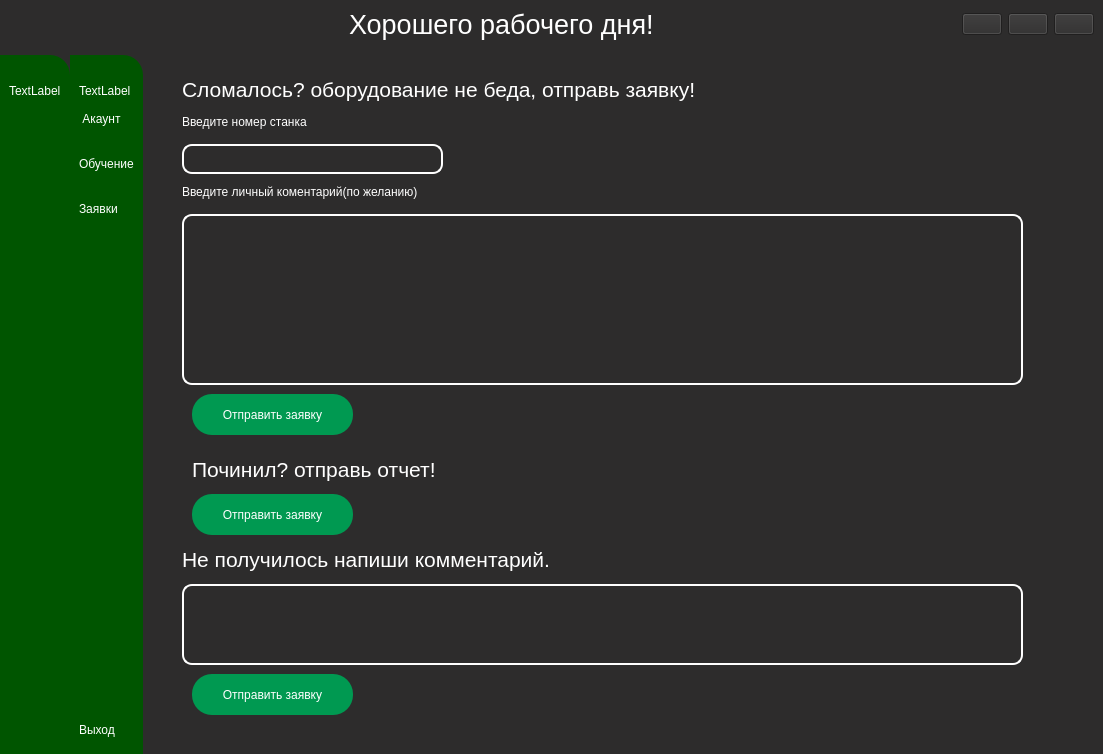
Above: main_menu.ui from Gumke1/11111111 before the change. Below: the same form after it.
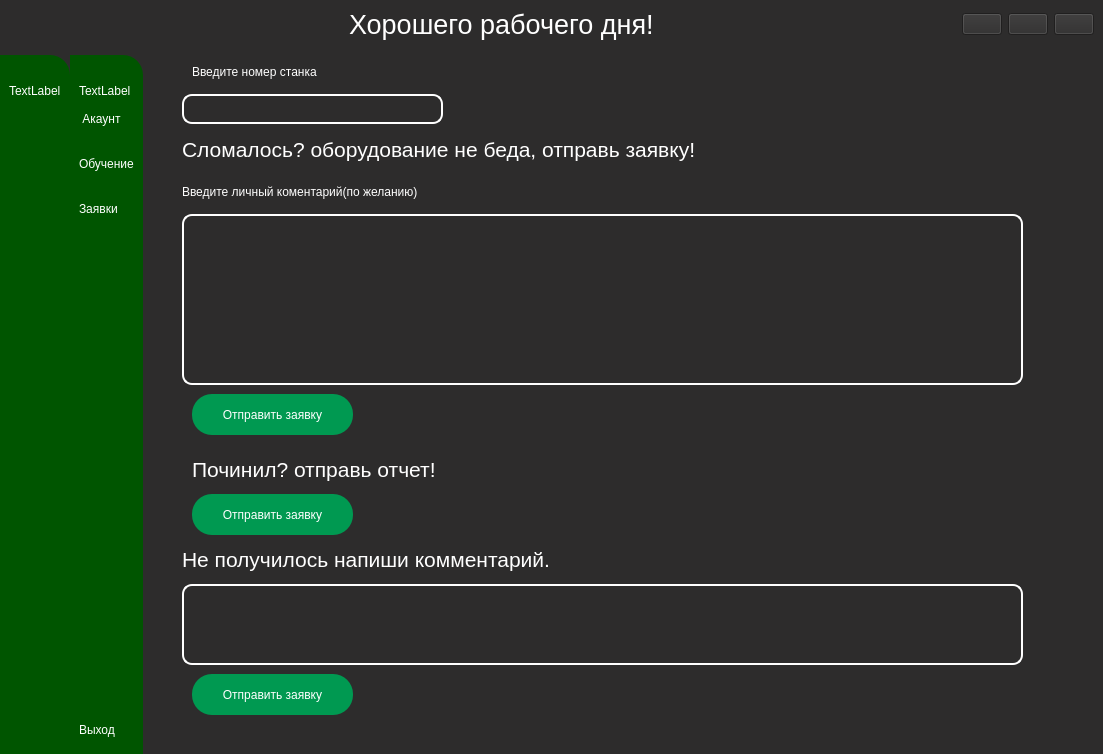
That is the form after the change. The open tabs and pages were chosen to show the change. Icons and pictures are not drawn.

```diff
--- a/main_menu.ui
+++ b/main_menu.ui
@@ -702,7 +702,7 @@
            <property name="geometry">
             <rect>
              <x>30</x>
-             <y>80</y>
+             <y>30</y>
              <width>261</width>
              <height>30</height>
             </rect>
@@ -732,8 +732,8 @@
           <widget class="QLabel" name="label_7">
            <property name="geometry">
             <rect>
-             <x>30</x>
-             <y>50</y>
+             <x>40</x>
+             <y>0</y>
              <width>141</width>
              <height>16</height>
             </rect>
@@ -779,7 +779,7 @@
            <property name="geometry">
             <rect>
              <x>30</x>
-             <y>10</y>
+             <y>70</y>
              <width>661</width>
              <height>31</height>
             </rect>
```
Left out of the diff: 554 changed lines with no effect on the pictures.
